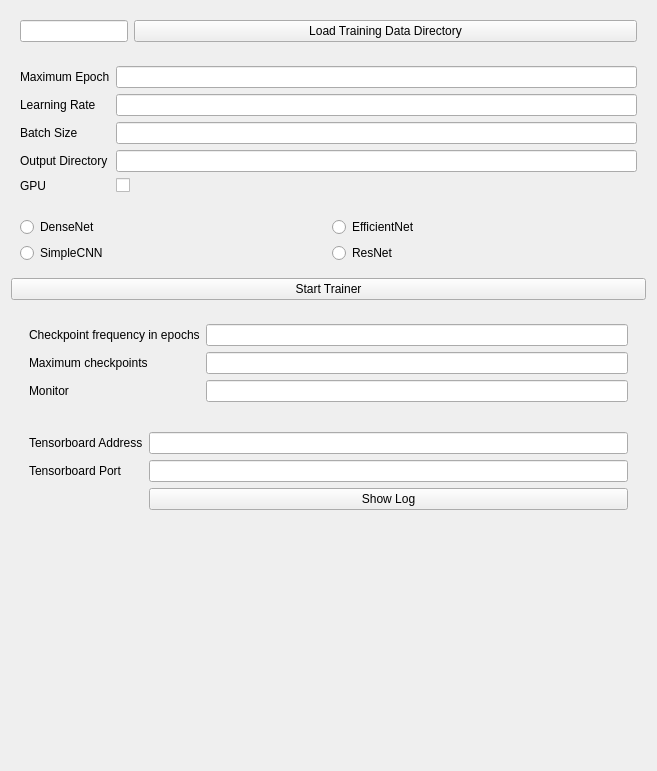
This is DeepLearner/Resources/UI/DeepLearner.ui in mturja-vf-ic-bd/SlicerDeepLearningUI as Qt 5 draws it before an edit. The edited form follows.
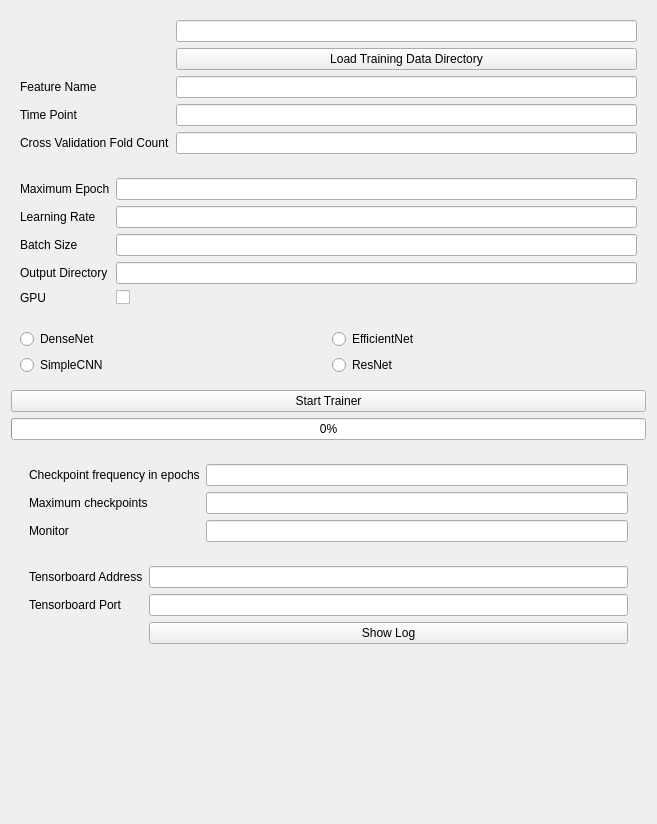
This is the edited form. Custom widgets are drawn as their Qt base class.

Commit message: Added progress bar which doesn't work very well

What changed in the file:
```diff
--- a/DeepLearner/Resources/UI/DeepLearner.ui
+++ b/DeepLearner/Resources/UI/DeepLearner.ui
@@ -7,7 +7,7 @@
     <x>0</x>
     <y>0</y>
     <width>657</width>
-    <height>771</height>
+    <height>824</height>
    </rect>
   </property>
   <property name="windowTitle">
@@ -19,17 +19,47 @@
      <property name="text" stdset="0">
       <string>Input Directory</string>
      </property>
-     <layout class="QFormLayout" name="InputDirPane">
-      <item row="0" column="0">
-       <widget class="QLineEdit" name="TrainDirLineEdit"/>
+     <layout class="QFormLayout" name="formLayout_3">
+      <item row="4" column="1">
+       <widget class="QLineEdit" name="FeatureNameLineEdit"/>
       </item>
-      <item row="0" column="1">
+      <item row="4" column="0">
+       <widget class="QLabel" name="label">
+        <property name="text">
+         <string>Feature Name</string>
+        </property>
+       </widget>
+      </item>
+      <item row="5" column="0">
+       <widget class="QLabel" name="label_2">
+        <property name="text">
+         <string>Time Point</string>
+        </property>
+       </widget>
+      </item>
+      <item row="5" column="1">
+       <widget class="QLineEdit" name="TimePointLineEdit"/>
+      </item>
+      <item row="6" column="0">
+       <widget class="QLabel" name="label_3">
+        <property name="text">
+         <string>Cross Validation Fold Count</string>
+        </property>
+       </widget>
+      </item>
+      <item row="6" column="1">
+       <widget class="QLineEdit" name="CVFoldLineEdit"/>
+      </item>
+      <item row="3" column="1">
        <widget class="QPushButton" name="TrainDirPushButton">
         <property name="text">
          <string>Load Training Data Directory</string>
         </property>
        </widget>
       </item>
+      <item row="2" column="1">
+       <widget class="QLineEdit" name="TrainDirLineEdit"/>
+      </item>
      </layout>
     </widget>
    </item>
@@ -69,19 +99,6 @@
       <item row="2" column="1">
        <widget class="QLineEdit" name="batchSizeLineEdit"/>
       </item>
-      <item row="4" column="0">
-       <widget class="QLabel" name="gPULabel">
-        <property name="text">
-         <string>GPU</string>
-        </property>
-       </widget>
-      </item>
-      <item row="4" column="1">
-       <widget class="QCheckBox" name="gPUCheckBox"/>
-      </item>
-      <item row="3" column="1">
-       <widget class="QLineEdit" name="writeDirLineEdit"/>
-      </item>
       <item row="3" column="0">
        <widget class="QLabel" name="writeDirLabel">
         <property name="text">
@@ -89,6 +106,19 @@
         </property>
        </widget>
       </item>
+      <item row="3" column="1">
+       <widget class="QLineEdit" name="writeDirLineEdit"/>
+      </item>
+      <item row="4" column="0">
+       <widget class="QLabel" name="gPULabel">
+        <property name="text">
+         <string>GPU</string>
+        </property>
+       </widget>
+      </item>
+      <item row="4" column="1">
+       <widget class="QCheckBox" name="gPUCheckBox"/>
+      </item>
      </layout>
     </widget>
    </item>
@@ -140,6 +170,13 @@
      </item>
     </layout>
    </item>
+   <item>
+    <widget class="QProgressBar" name="trainingProgressBar">
+     <property name="value">
+      <number>0</number>
+     </property>
+    </widget>
+   </item>
    <item>
     <widget class="ctkCollapsibleButton" name="modelCollapsibleButton" native="true">
      <property name="text" stdset="0">
@@ -185,13 +222,6 @@
         </layout>
        </widget>
       </item>
-      <item>
-       <widget class="ctkCollapsibleButton" name="AdvanceTrainingCollapsibleButton" native="true">
-        <property name="text" stdset="0">
-         <string>Training</string>
-        </property>
-       </widget>
-      </item>
       <item>
        <widget class="ctkCollapsibleButton" name="AdvanceModelCollapsibleButton" native="true">
         <property name="text" stdset="0">
```
The commit also changes 2 other files.
